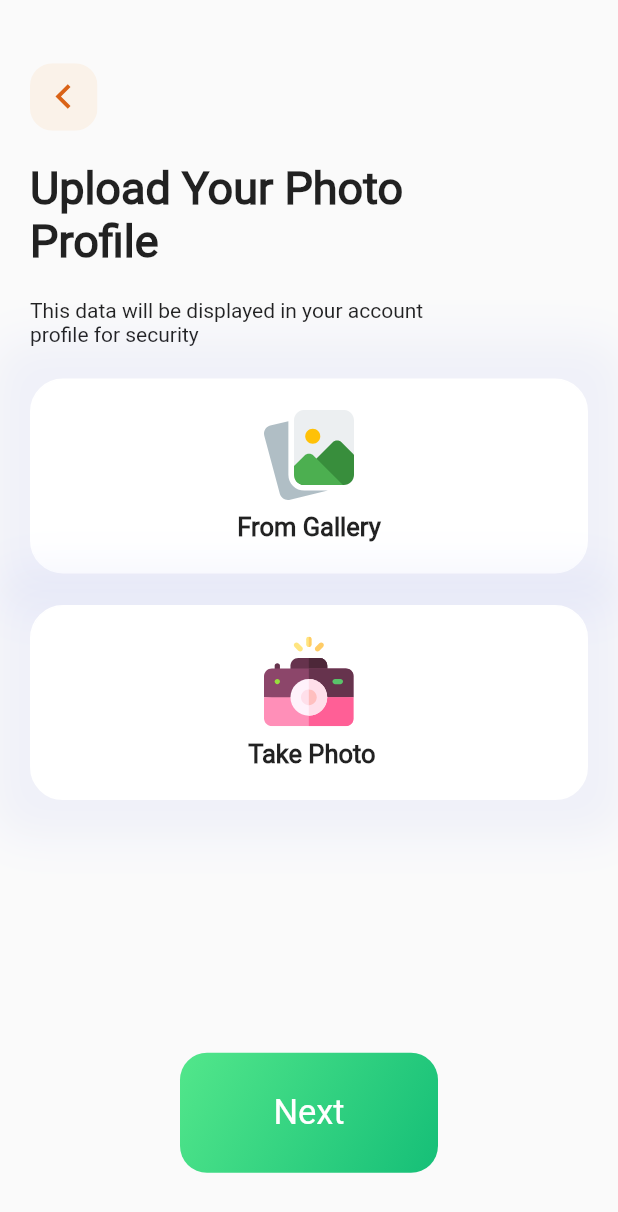
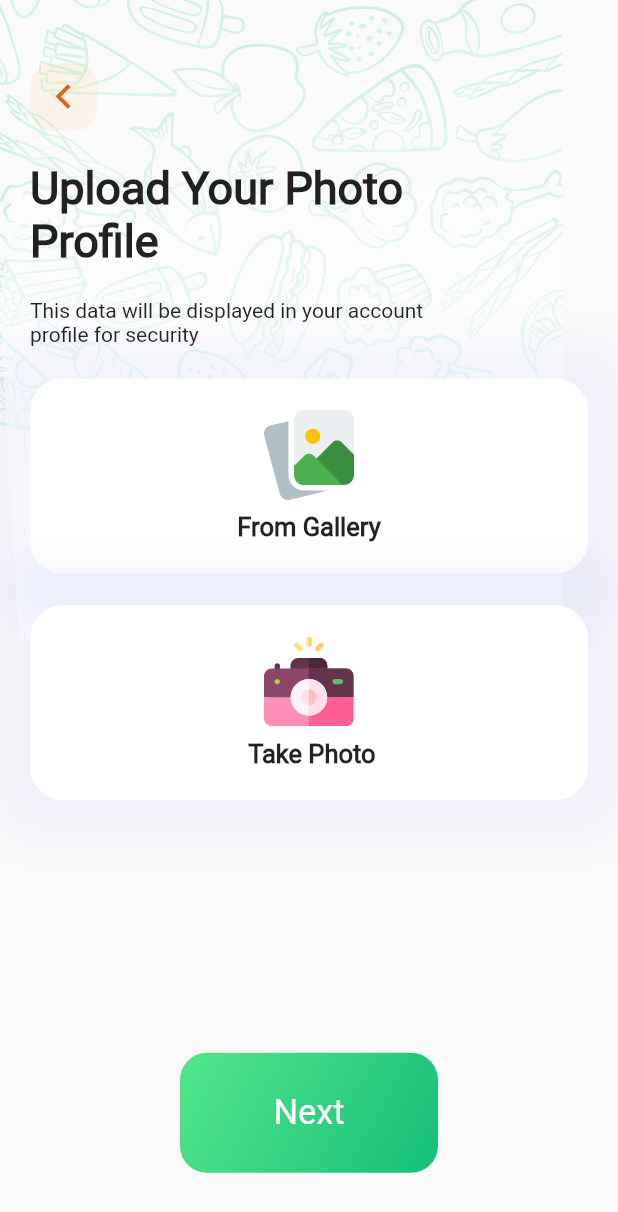
Before and after one commit to MuhanadIbrahim/food_Delivary, a Flutter app: the UploadScreanBody screen opened directly, on a phone screen of 412 x 824 dp. Shown: the top 1212 px of the screen. Run offline on Flutter 3.47's test engine with Material 2 defaults, Android fonts, the phone set to English and light mode, and no system bars; our stand-ins replace animated_splash_screen, flutter_svg, page_transition.

Commit message:
set the backgroundpic for uploadphoto and create uploadpreview screan

```diff
--- a/lib/widgets/upload_body.dart
+++ b/lib/widgets/upload_body.dart
@@ -1,4 +1,5 @@
 import 'package:flutter/material.dart';
+import 'package:flutter_svg/svg.dart';
 import 'package:food_delivery_app/widgets/upload_body_content.dart';
 
 class UploadScreanBody extends StatelessWidget {
@@ -7,7 +8,10 @@ class UploadScreanBody extends StatelessWidget {
   @override
   Widget build(BuildContext context) {
     return Scaffold(
-      body: UploadBodyContent(),
+      body: Stack(children: [
+        SvgPicture.asset('assets/images/backGroundApp.svg'),
+        UploadBodyContent()
+      ]),
     );
   }
 }
```
Also changed, not shown: lib/views/upload_preview_screan.dart (added, +11 -0 lines), lib/widgets/upload_preview_body.dart (added, +16 -0 lines), lib/widgets/uploadpreview_body_content.dart (added, +10 -0 lines).
